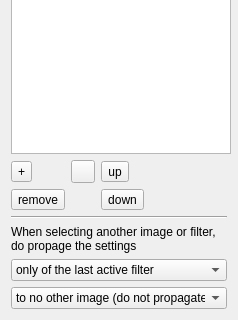
Old version of the form src/imagetablewidget.ui in the repository rockclimb/yasw-debian; both pictures show x 0 to 238 and y 246 to 566 of the 238 by 566 pixel window.
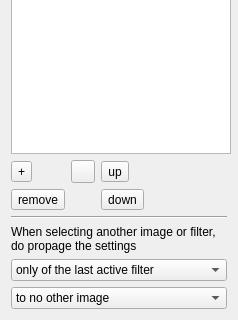
New version of the form. Icons and pictures are not drawn.

Commit message: - New policies for propagating changes. I'm not 100% happy as this is quite    complicated. But I have no other Idea for now...

Diff of the .ui file:
```diff
--- a/src/imagetablewidget.ui
+++ b/src/imagetablewidget.ui
@@ -28,7 +28,7 @@
    </rect>
   </property>
   <property name="sizePolicy">
-   <sizepolicy hsizetype="Fixed" vsizetype="Fixed">
+   <sizepolicy hsizetype="Maximum" vsizetype="MinimumExpanding">
     <horstretch>0</horstretch>
     <verstretch>0</verstretch>
    </sizepolicy>
@@ -237,7 +237,7 @@
     <widget class="QComboBox" name="settingImagePolicy">
      <item>
       <property name="text">
-       <string>to no other image (do not propagate)</string>
+       <string>to no other image</string>
       </property>
      </item>
      <item>
```
The commit also changes 5 other files.
